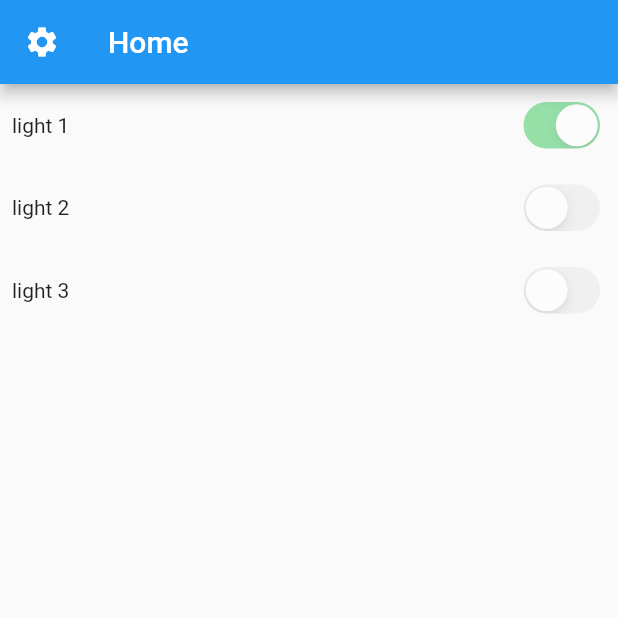
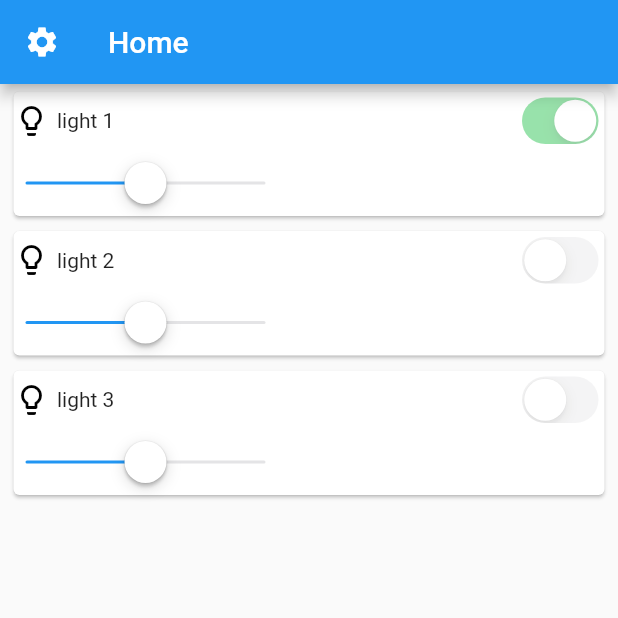
Before and after one commit to remonh87/huenicorn, a Flutter app: the screen it shows after launch, on a phone screen of 412 x 824 dp, the top half of it. Run offline on Flutter 3.47's test engine with Material 2 defaults, Android fonts, the phone set to English and light mode, and no system bars.

Commit message:
created cardlayout for lightlist

```diff
--- a/lib/LightRowView.dart
+++ b/lib/LightRowView.dart
@@ -1,5 +1,6 @@
 import 'package:flutter/material.dart';
 import 'package:flutter/cupertino.dart';
+
 
 class LightRowView extends StatelessWidget {
 
@@ -14,14 +15,34 @@ class LightRowView extends StatelessWidget {
   @override
   Widget build(BuildContext context) {
     return new Padding(
-        padding: new EdgeInsets.all(8.0),
-        child: new Row(
-          mainAxisAlignment: MainAxisAlignment.spaceBetween,
-          children: <Widget>[
-            new Text(title),
-            new CupertinoSwitch(value: isOn, onChanged: null)
-          ],
-        )
+      padding: const EdgeInsets.only(
+          left: 5.0, right: 5.0, top: 1.0, bottom: 1.0),
+      child: new Card(
+          child: new Column(
+              children: <Widget>[
+                new Row(
+                  mainAxisAlignment: MainAxisAlignment.spaceBetween,
+                  children: <Widget>[
+                    new Row(
+                      children: <Widget>[
+                        new Icon(Icons.lightbulb_outline, color: Colors.black,),
+                        new Padding(
+                          padding: const EdgeInsets.only(left: 5.0),
+                          child: new Text(title),
+                        ),
+                      ],
+                    ),
+                    new CupertinoSwitch(value: isOn, onChanged: null)
+                  ],
+                ),
+                new Row(
+                  mainAxisSize: MainAxisSize.max,
+                  children: <Widget>[ new CupertinoSlider(onChanged: (double value) {}, value: 0.5, min: 0.0, max:1.0)
+                  ],
+                )
+              ]
+          )
+      ),
     );
   }
 }
```
